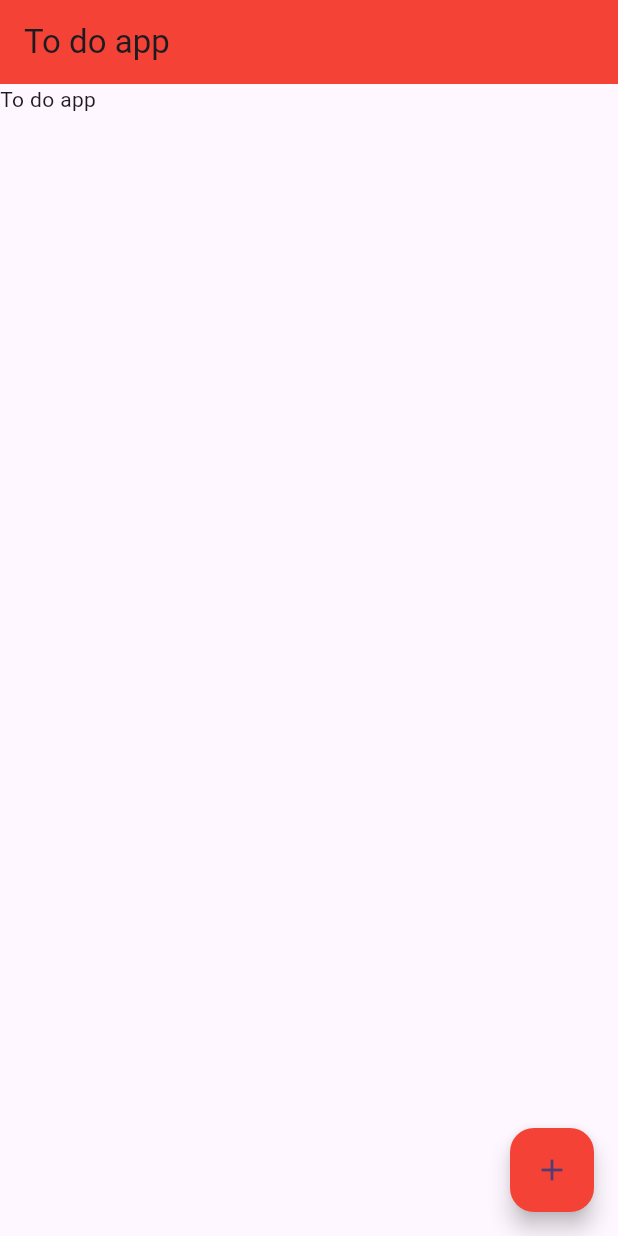
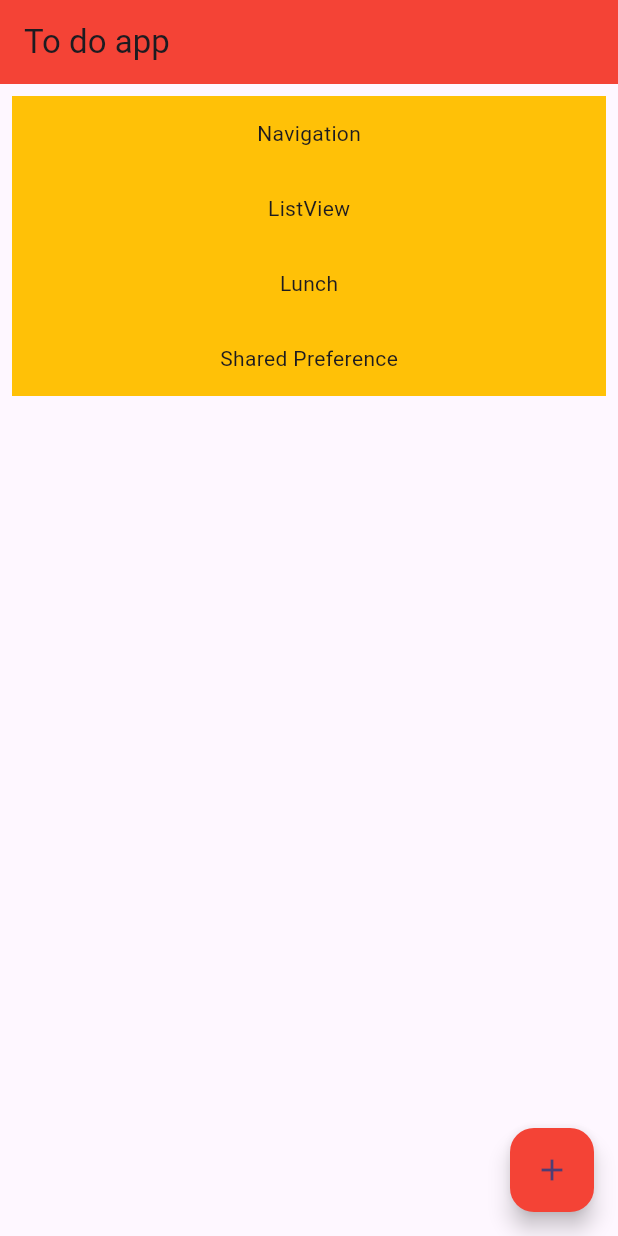
Before and after one commit to wanmuz86/flutter-day2-may24-todos, a Flutter app: the screen it shows after launch, on a phone screen of 412 x 824 dp. Run offline on Flutter 3.47's test engine with Material 3 defaults, Android fonts, the phone set to English and light mode, and no system bars.

Commit message:
Listview and Container

```diff
--- a/lib/widgets/home.dart
+++ b/lib/widgets/home.dart
@@ -9,6 +9,29 @@ class HomePage extends StatefulWidget {
 }
 
 class _HomePageState extends State<HomePage> {
+  List<Map<String, String>> _todos = [
+    {
+      "name": "Navigation",
+      "desc": "Basic Navigation, Pass forward, Pass back data",
+      "place": "Online meeting"
+    },
+    {
+      "name": "ListView",
+      "desc": "Listview, ListTile, Card",
+      "place": "Online Meeting"
+    },
+    {
+      "name": "Lunch",
+      "desc": "Grab something for lunch",
+      "place": "On place/ home"
+    },
+    {
+      "name": "Shared Preference",
+      "desc": "Local way of storing data",
+      "place": "Online meeting"
+    }
+  ];
+
   @override
   Widget build(BuildContext context) {
     return Scaffold(
@@ -16,7 +39,25 @@ class _HomePageState extends State<HomePage> {
         title: Text("To do app"),
         backgroundColor: Colors.red,
       ),
-      body: Text("To do app"),
+      body: ListView.builder(
+          padding: const EdgeInsets.all(8),
+          // How many rows are there?  -> The length of your data
+          itemCount: _todos.length,
+
+          // What to show on every row
+          itemBuilder: (BuildContext context, int index) {
+            // It will have a container
+            // The height of the container is 50
+            // The color of the container is amber
+            // The container will have a centered child, with text  ...
+            // the value "name" of each item in _todos List (index)
+            return Container(
+              height: 50,
+              color: Colors.amber,
+              child: Center(child: Text(_todos[index]["name"]!)),
+            );
+          }
+      ),
       floatingActionButton: FloatingActionButton(
         child: Icon(Icons.add),
         onPressed: () {
```
